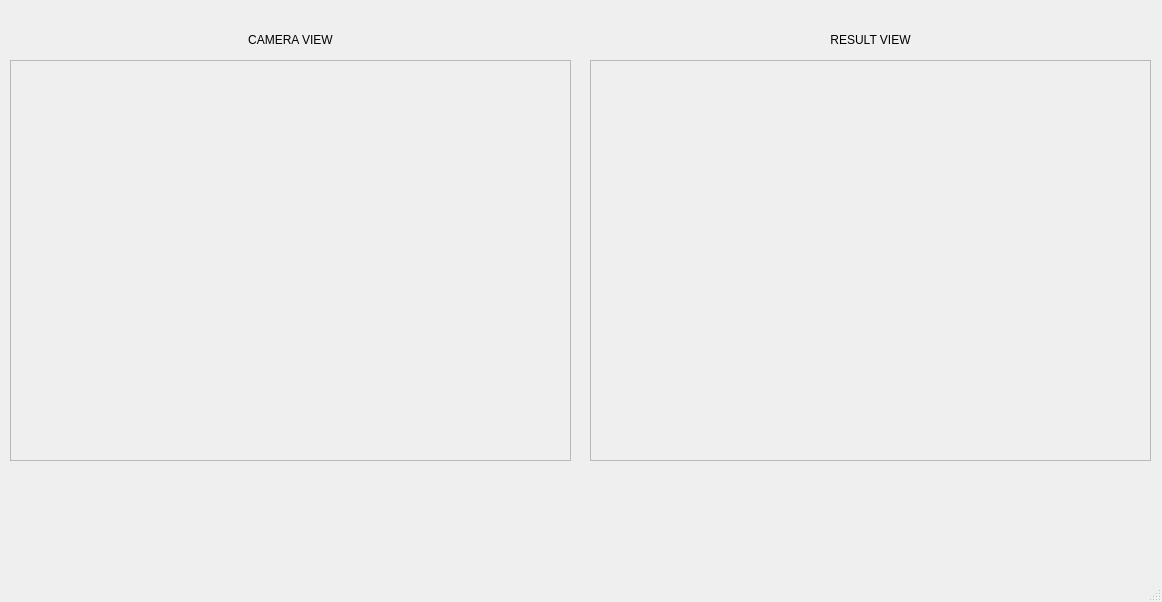
Qt form ui/main_window.ui (Sargastico/insp3ct0r) before a commit.
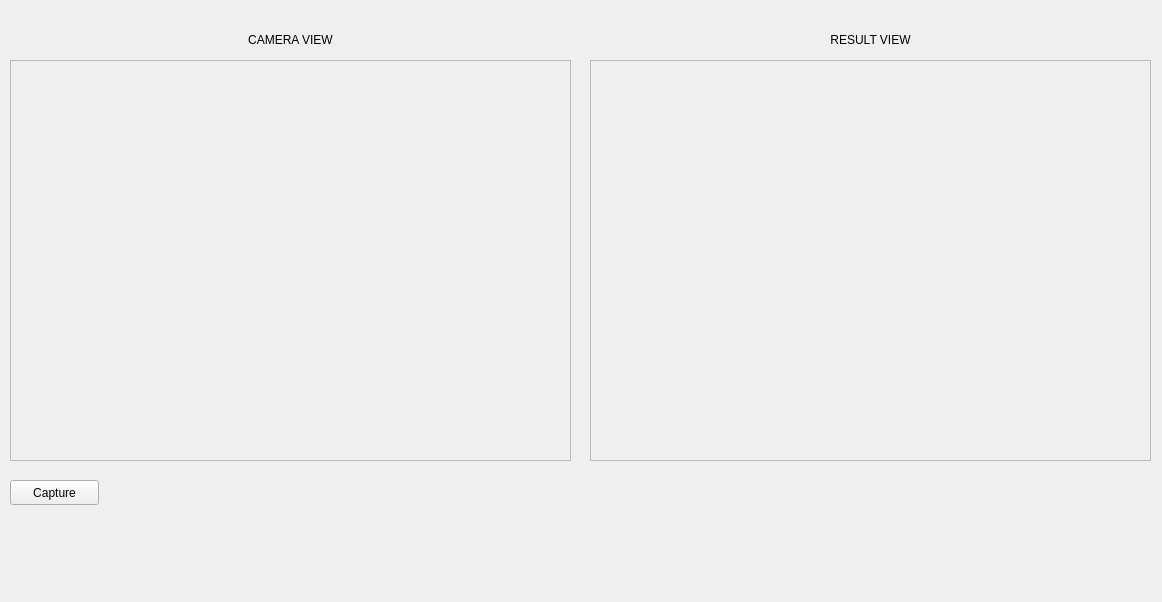
The same form after that commit.

Diff of the .ui file:
```diff
--- a/ui/main_window.ui
+++ b/ui/main_window.ui
@@ -93,8 +93,20 @@
      <set>Qt::AlignCenter</set>
     </property>
    </widget>
+   <widget class="QPushButton" name="CaptureButton">
+    <property name="geometry">
+     <rect>
+      <x>10</x>
+      <y>480</y>
+      <width>89</width>
+      <height>25</height>
+     </rect>
+    </property>
+    <property name="text">
+     <string>Capture</string>
+    </property>
+   </widget>
   </widget>
-  <widget class="QStatusBar" name="statusbar"/>
  </widget>
  <resources/>
  <connections/>
```
